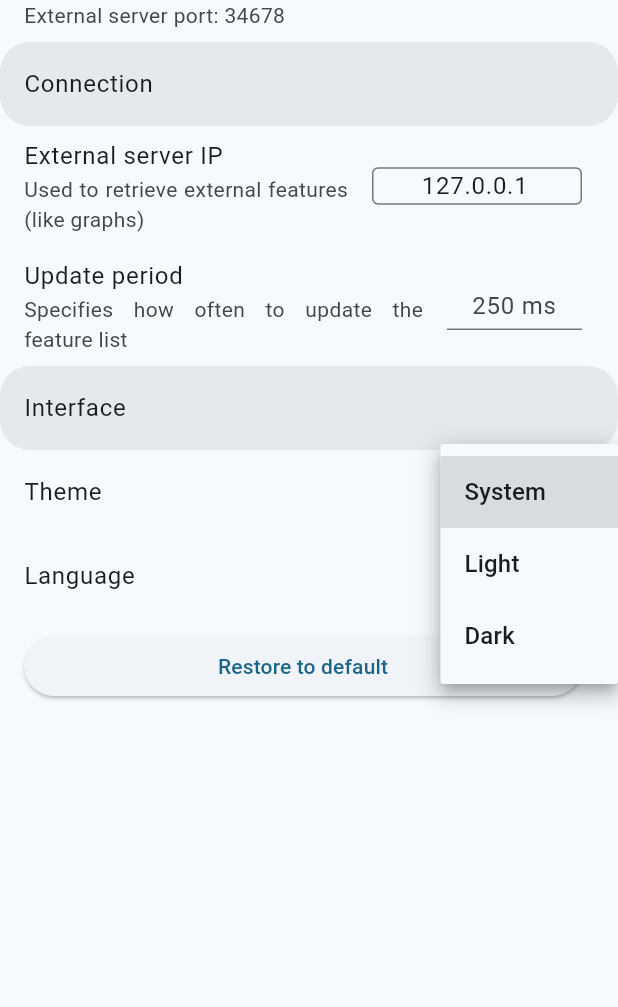
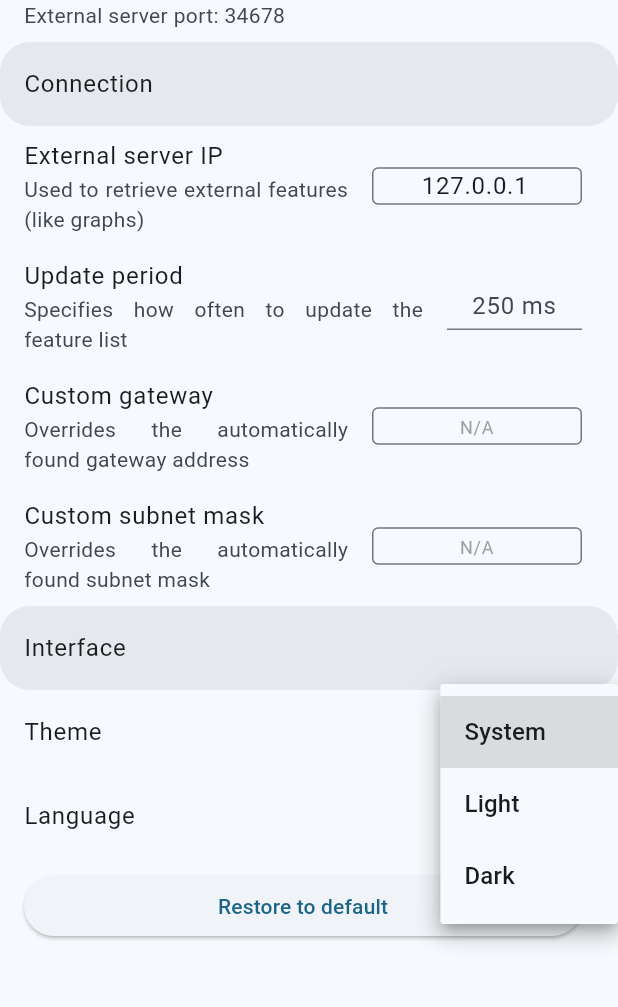
Before and after one commit to Kikkiu17/SNSE, a Flutter app: the SettingsPage screen opened directly, after a tap on "System", on a phone screen of 412 x 824 dp, the part 216-1223 px from its top. Run offline on Flutter 3.47's test engine with Material 3 defaults, Android fonts, the phone set to English and light mode, and no system bars; our stand-ins replace easy_localization, package_info_plus, shared_preferences, syncfusion_flutter_charts; missing offline and left inert: back_button_interceptor, network_info_plus, network_port_scanner, window_manager; accounts and stored records are empty; network calls fail.

Commit message:
Gateway and subnet mask are now customizable

```diff
--- a/SNSE app/assets/lang/de.json
+++ b/SNSE app/assets/lang/de.json
@@ -47,7 +47,11 @@
       "ext_server_ip": "Externe Server-IP",
       "ext_server_ip_description": "Wird verwendet, um externe Funktionen abzurufen (z. B. Diagramme)",
       "update_period": "Aktualisierungsintervall",
-      "update_period_description": "Legt fest, wie oft die Funktionsliste aktualisiert wird"
+      "update_period_description": "Legt fest, wie oft die Funktionsliste aktualisiert wird",
+      "custom_gateway": "Benutzerdefiniertes Gateway",
+      "custom_gateway_description": "Überschreibt die automatisch gefundene Gateway-Adresse",
+      "custom_subnet_mask": "Benutzerdefinierte Subnetzmaske",
+      "custom_subnet_mask_description": "Überschreibt die automatisch gefundene Subnetzmaske"
     },
     "interface": {
       "title": "Oberfläche",
--- a/SNSE app/assets/lang/en.json
+++ b/SNSE app/assets/lang/en.json
@@ -47,7 +47,11 @@
       "ext_server_ip": "External server IP",
       "ext_server_ip_description": "Used to retrieve external features (like graphs)",
       "update_period": "Update period",
-      "update_period_description": "Specifies how often to update the feature list"
+      "update_period_description": "Specifies how often to update the feature list",
+      "custom_gateway": "Custom gateway",
+      "custom_gateway_description": "Overrides the automatically found gateway address",
+      "custom_subnet_mask": "Custom subnet mask",
+      "custom_subnet_mask_description": "Overrides the automatically found subnet mask"
     },
     "interface": {
       "title": "Interface",
--- a/SNSE app/assets/lang/es.json
+++ b/SNSE app/assets/lang/es.json
@@ -47,7 +47,11 @@
       "ext_server_ip": "IP del servidor externo",
       "ext_server_ip_description": "Usado para obtener características externas (como gráficos)",
       "update_period": "Período de actualización",
-      "update_period_description": "Especifica cada cuánto tiempo actualizar la lista de características"
+      "update_period_description": "Especifica cada cuánto tiempo actualizar la lista de características",
+      "custom_gateway": "Puerta de enlace personalizada",
+      "custom_gateway_description": "Sobrescribe la dirección de puerta de enlace encontrada automáticamente",
+      "custom_subnet_mask": "Máscara de subred personalizada",
+      "custom_subnet_mask_description": "Sobrescribe la máscara de subred encontrada automáticamente"
     },
     "interface": {
       "title": "Interfaz",
--- a/SNSE app/assets/lang/fr.json
+++ b/SNSE app/assets/lang/fr.json
@@ -47,7 +47,11 @@
       "ext_server_ip": "IP du serveur externe",
       "ext_server_ip_description": "Utilisé pour obtenir des fonctionnalités externes (comme les graphiques)",
       "update_period": "Période de mise à jour",
-      "update_period_description": "Spécifie la fréquence de mise à jour de la liste des fonctionnalités"
+      "update_period_description": "Spécifie la fréquence de mise à jour de la liste des fonctionnalités",
+      "custom_gateway": "Passerelle personnalisée",
+      "custom_gateway_description": "Remplace l'adresse de la passerelle trouvée automatiquement",
+      "custom_subnet_mask": "Masque de sous-réseau personnalisé",
+      "custom_subnet_mask_description": "Remplace le masque de sous-réseau trouvé automatiquement"
     },
     "interface": {
       "title": "Interface",
--- a/SNSE app/assets/lang/it.json
+++ b/SNSE app/assets/lang/it.json
@@ -47,7 +47,11 @@
             "ext_server_ip": "IP server esterno",
             "ext_server_ip_description": "Usato per ottenere le caratteristiche esterne (come grafici)",
             "update_period": "Periodo di aggiornamento",
-            "update_period_description": "Specifica ogni quanto tempo aggiornare la lista di caratteristiche"
+            "update_period_description": "Specifica ogni quanto tempo aggiornare la lista di caratteristiche",
+            "custom_gateway": "Gateway personalizzato",
+            "custom_gateway_description": "Sovrascrive l'indirizzo del gateway trovato automaticamente",
+            "custom_subnet_mask": "Subnet mask personalizzata",
+            "custom_subnet_mask_description": "Sovrascrive la subnet mask trovata automaticamente"
         },
         "interface": {
             "title": "Interfaccia",
--- a/SNSE app/lib/discovery.dart
+++ b/SNSE app/lib/discovery.dart
@@ -43,7 +43,12 @@ Future<List<String>> _concurrencyLimitedScan({
     return [];
   }
 
-  final subnet = deviceIP.substring(0, deviceIP.lastIndexOf('.'));
+  final String subnet;
+  if (savedSettings.getGateway().isNotEmpty && savedSettings.getGateway().contains('.')) {
+    subnet = savedSettings.getGateway().substring(0, savedSettings.getGateway().lastIndexOf('.'));
+  } else {
+    subnet = deviceIP.substring(0, deviceIP.lastIndexOf('.'));
+  }
   int nextHost = 1;
 
   Future<void> worker() async {
--- a/SNSE app/lib/pages/settings.dart
+++ b/SNSE app/lib/pages/settings.dart
@@ -33,6 +33,8 @@ class DefaultSavedSettings {
   final bool isThemeSystem = true;
   final String extServerIP = "127.0.0.1";
   final int updateTime = 250; // ms
+  final String gateway = "";
+  final String subnetMask = "";
 }
 
 class SavedSettings {
@@ -40,13 +42,17 @@ class SavedSettings {
   static bool _isThemeSystem = DefaultSavedSettings().isThemeSystem;
   static String _extServerIP = DefaultSavedSettings().extServerIP;
   static int _updateTime = DefaultSavedSettings().updateTime;
+  static String _gateway = DefaultSavedSettings().gateway;
+  static String _subnetMask = DefaultSavedSettings().subnetMask;
 
   Map<String, dynamic> toMap() {
     return {
       'darkMode': _darkMode,
       'isThemeSystem': _isThemeSystem,
       'extServerIP': _extServerIP,
-      'updateTime': _updateTime
+      'updateTime': _updateTime,
+      'gateway': _gateway,
+      'subnetMask': _subnetMask,
     };
   }
 
@@ -55,6 +61,8 @@ class SavedSettings {
     _isThemeSystem = DefaultSavedSettings().isThemeSystem;
     _extServerIP = DefaultSavedSettings().extServerIP;
     _updateTime = DefaultSavedSettings().updateTime;
+    _gateway = DefaultSavedSettings().gateway;
+    _subnetMask = DefaultSavedSettings().subnetMask;
     //_locale = DefaultSavedSettings().locale;
     if (context != null) {
       context.resetLocale();
@@ -66,6 +74,8 @@ class SavedSettings {
     _isThemeSystem = map['isThemeSystem'];
     _extServerIP = map['extServerIP'];
     _updateTime = map['updateTime'];
+    _gateway = map['gateway'] ?? DefaultSavedSettings().gateway;
+    _subnetMask = map['subnetMask'] ?? DefaultSavedSettings().subnetMask;
   }
 
   Future<void> save() async {
@@ -136,6 +146,22 @@ class SavedSettings {
   String getExtServerIP() {
     return _extServerIP;
   }
+
+  void setGateway(String ip) {
+    _gateway = ip;
+  }
+
+  String getGateway() {
+    return _gateway;
+  }
+
+  void setSubnetMask(String mask) {
+    _subnetMask = mask;
+  }
+
+  String getSubnetMask() {
+    return _subnetMask;
+  }
 }
 
 SavedSettings savedSettings = SavedSettings();
@@ -152,11 +178,53 @@ class _SettingsPageState extends State<SettingsPage> with WidgetsBindingObserver
   String? _wifiIPv4,
         _wifiGatewayIP,
         _wifiSubmask;
+  String? _autoWifiGatewayIP,
+        _autoWifiSubmask;
+
+  late TextEditingController _gatewayController;
+  late TextEditingController _subnetController;
 
   bool rebuild = false;
 
+  void _updateActiveNetworkValues() {
+    _wifiGatewayIP = savedSettings.getGateway().isNotEmpty
+        ? savedSettings.getGateway()
+        : _autoWifiGatewayIP;
+
+    _wifiSubmask = savedSettings.getSubnetMask().isNotEmpty
+        ? savedSettings.getSubnetMask()
+        : _autoWifiSubmask;
+
+    if (_wifiGatewayIP != null && _wifiGatewayIP!.isNotEmpty) {
+      try {
+        gatewayIpLast = int.parse(_wifiGatewayIP!.split('.').last);
+      } catch (_) {
+        gatewayIpLast = 0;
+      }
+    } else {
+      gatewayIpLast = 0;
+    }
+  }
+
   @override
   void initState() {
+    _gatewayController = TextEditingController(text: savedSettings.getGateway());
+    _subnetController = TextEditingController(text: savedSettings.getSubnetMask());
+
+    _gatewayController.addListener(() {
+      savedSettings.setGateway(_gatewayController.text.trim());
+      setState(() {
+        _updateActiveNetworkValues();
+      });
+    });
+
+    _subnetController.addListener(() {
+      savedSettings.setSubnetMask(_subnetController.text.trim());
+      setState(() {
+        _updateActiveNetworkValues();
+      });
+    });
+
     _getNetworkInfo();
     extServerIP = savedSettings.getExtServerIP();
     WidgetsBinding.instance.addObserver(this);
@@ -165,6 +233,8 @@ class _SettingsPageState extends State<SettingsPage> with WidgetsBindingObserver
 
   @override
   void dispose() {
+    _gatewayController.dispose();
+    _subnetController.dispose();
     applySettings();
     savedSettings.save(); // Save settings on dispose
     WidgetsBinding.instance.removeObserver(this);
@@ -191,6 +261,8 @@ class _SettingsPageState extends State<SettingsPage> with WidgetsBindingObserver
       if (extServerIP.split('.').length == 4) {
         savedSettings.setExtServerIP(extServerIP);
       }
+      savedSettings.setGateway(_gatewayController.text.trim());
+      savedSettings.setSubnetMask(_subnetController.text.trim());
     }
   }
 
@@ -202,20 +274,18 @@ class _SettingsPageState extends State<SettingsPage> with WidgetsBindingObserver
     }
 
     try {
-      _wifiSubmask = await _networkInfo.getWifiSubmask();
+      _autoWifiSubmask = await _networkInfo.getWifiSubmask();
     } on PlatformException catch (e) {
       dev.log('Failed to get Wifi submask address', error: e);
     }
 
     try {
-      _wifiGatewayIP = await _networkInfo.getWifiGatewayIP();
-      if (_wifiGatewayIP != null) {
-        gatewayIpLast = int.parse(_wifiGatewayIP!.split('.').last);
-      }
+      _autoWifiGatewayIP = await _networkInfo.getWifiGatewayIP();
     } on PlatformException catch (e) {
       dev.log('Failed to get Wifi gateway address', error: e);
     }
 
+    _updateActiveNetworkValues();
     dev.log("WiFi IPv4: $_wifiIPv4, Gateway: $_wifiGatewayIP, Submask: $_wifiSubmask");
     setState(() {});
   }
@@ -226,6 +296,8 @@ class _SettingsPageState extends State<SettingsPage> with WidgetsBindingObserver
       rebuild = false;
       _getNetworkInfo();
       extServerIP = savedSettings.getExtServerIP();
+      _gatewayController.text = savedSettings.getGateway();
+      _subnetController.text = savedSettings.getSubnetMask();
     }
 
     return Scaffold(
@@ -299,6 +371,44 @@ class _SettingsPageState extends State<SettingsPage> with WidgetsBindingObserver
             ),
           ),
           ListTile(
+            title: Text("settings.connection.custom_gateway".tr()),
+            subtitle: Text("settings.connection.custom_gateway_description".tr(), textAlign: TextAlign.justify),
+            trailing: SizedBox(
+              width: 140,
+              height: 25,
+              child: TextField(
+                controller: _gatewayController,
+                textAlign: TextAlign.center,
+                decoration: InputDecoration(
+                  contentPadding: const EdgeInsets.only(bottom: 1),
+                  border: const OutlineInputBorder(),
+                  hintText: _autoWifiGatewayIP ?? 'N/A',
+                  hintStyle: const TextStyle(color: Colors.grey, fontSize: 12),
+                ),
+                keyboardType: TextInputType.number,
+              ),
+            ),
+          ),
+          ListTile(
+            title: Text("settings.connection.custom_subnet_mask".tr()),
+            subtitle: Text("settings.connection.custom_subnet_mask_description".tr(), textAlign: TextAlign.justify),
+            trailing: SizedBox(
+              width: 140,
+              height: 25,
+              child: TextField(
+                controller: _subnetController,
+                textAlign: TextAlign.center,
+                decoration: InputDecoration(
+                  contentPadding: const EdgeInsets.only(bottom: 1),
+                  border: const OutlineInputBorder(),
+                  hintText: _autoWifiSubmask ?? 'N/A',
+                  hintStyle: const TextStyle(color: Colors.grey, fontSize: 12),
+                ),
+                keyboardType: TextInputType.number,
+              ),
+            ),
+          ),
+          ListTile(
             title: Text("settings.interface.title".tr()),
             tileColor: Theme.of(context).colorScheme.surfaceContainerHigh,
                   shape: RoundedRectangleBorder(
@@ -362,6 +472,8 @@ class _SettingsPageState extends State<SettingsPage> with WidgetsBindingObserver
                 setState(() {
                   rebuild = true;
                   savedSettings.setDefault(context);
+                  _gatewayController.text = savedSettings.getGateway();
+                  _subnetController.text = savedSettings.getSubnetMask();
                   applySettings();
                   savedSettings.save();
                 });
--- a/SNSE app/pubspec.yaml
+++ b/SNSE app/pubspec.yaml
@@ -16,7 +16,7 @@ publish_to: 'none' # Remove this line if you wish to publish to pub.dev
 # https://developer.apple.com/library/archive/documentation/General/Reference/InfoPlistKeyReference/Articles/CoreFoundationKeys.html
 # In Windows, build-name is used as the major, minor, and patch parts
 # of the product and file versions while build-number is used as the build suffix.
-version: 1.7.4
+version: 1.7.5
 
 environment:
   sdk: '>=3.2.5 <4.0.0'
```
